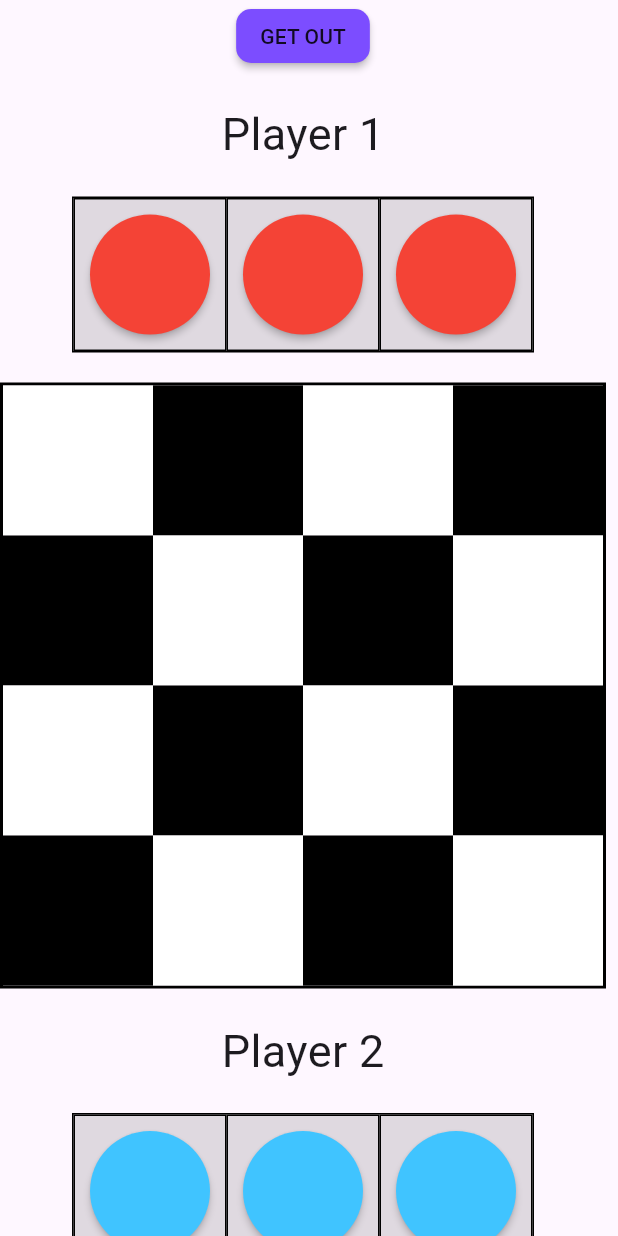
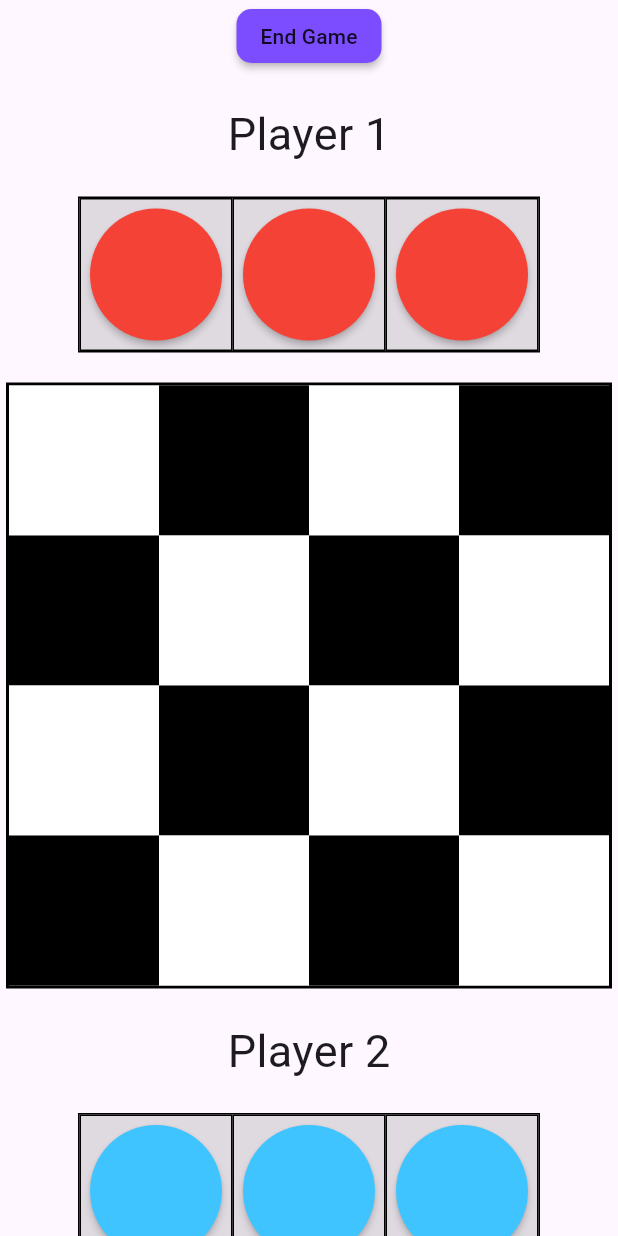
Before and after one commit to george-abdelaziz/Gobblet-Gobblers-ai, a Flutter app: the BoardScreen widget shown alone on an empty page, opened directly, on a phone screen of 412 x 824 dp. Run offline on Flutter 3.47's test engine with Material 3 defaults, Android fonts, the phone set to English and light mode, and no system bars; our stand-ins replace bloc, flutter_bloc, logger.

Commit message:
checkpoint1

```diff
--- a/lib/agents/iterative_deeping.dart
+++ b/lib/agents/iterative_deeping.dart
@@ -9,7 +9,7 @@ import 'package:logger/logger.dart';
 class IteravieDeeping extends Agent {
   final int timeout;
   late Timer temo;
-  IteravieDeeping(super.depth, this.timeout) {}
+  IteravieDeeping(super.depth, this.timeout);
 
   double alphaBeta(Map<String, dynamic> gamestate, bool maximizer, int plr,
       int depth, double alpha, double beta) {
--- a/lib/cubit/states.dart
+++ b/lib/cubit/states.dart
@@ -55,3 +55,5 @@ class AIPlayed extends GameStates {}
 class AI1Played extends GameStates {}
 
 class AI2Played extends GameStates {}
+
+class BattleOfTheAIs extends GameStates {}
--- a/lib/main.dart
+++ b/lib/main.dart
@@ -5,7 +5,7 @@ import 'package:flutter/material.dart';
 import 'screens/home.dart';
 
 void main() {
-  Bloc.observer = MyBlocObserver();
+  // Bloc.observer = MyBlocObserver();
 
   runApp(const MyApp());
 }
--- a/lib/models/adapter.dart
+++ b/lib/models/adapter.dart
@@ -2,7 +2,6 @@ import 'package:ai_project/agents/utils.dart';
 
 class Adapter {
   List<List<List<List<double>>>> b2f(Map<String, dynamic> game, board) {
-    List<List<List<List<double>>>> b=[[],[],[]];
     board[0] = _convInt2Double(game['board']);
     board[1][0] = _convListInt2Double(game['p1']);
     board[2][0] = _convListInt2Double(game['p2']);
--- /dev/null
+++ b/lib/models/board_point.dart
@@ -0,0 +1,50 @@
+import 'package:logger/logger.dart';
+
+class BoardPoint {
+  //qwerty[which board][vertical height of the board][horizontal width of the board][n/height of the stack]=double;
+  //qwerty[x][y][z][n]=double;
+  int x = 0;
+  int y = 0;
+  int z = 0;
+
+  BoardPoint({this.x = 0, this.y = 0, this.z = 0});
+
+  void zero() {
+    x = 0;
+    y = 0;
+    z = 0;
+  }
+
+  void nagOne() {
+    x = -1;
+    y = -1;
+    z = -1;
+  }
+
+  void myPrint() {
+    print('$x,     $y,     $z');
+  }
+
+  double getLastNumber({required List<List<List<List<double>>>> arr}) {
+    try {
+      if (arr[x][y][z].isEmpty) return 0;
+      return arr[x][y][z].last;
+    } catch (e) {
+      var logger = Logger();
+      logger.f(e);
+    }
+    return 0;
+  }
+
+  void popNumber({required List<List<List<List<double>>>> arr}) {
+    if (getLastNumber(arr: arr) == 0) {
+      return;
+    }
+    arr[x][y][z].removeLast();
+  }
+
+  void insertNumber(
+      {required List<List<List<List<double>>>> arr, required double num}) {
+    arr[x][y][z].add(num);
+  }
+}
--- a/lib/models/my_classes.dart
+++ b/lib/models/my_classes.dart
@@ -7,55 +7,3 @@ double abs(double a) {
 enum PlayerType { human, minmax, alpa, iter }
 
 enum Selected { selected, not }
-
-class MyPoint {
-  //qwerty[which board][vertical height of the board][horizontal width of the board][n/height of the stack]=double;
-  //qwerty[x][y][z][n]=double;
-  int x = 0;
-  int y = 0;
-  int z = 0;
-
-  MyPoint({this.x = 0, this.y = 0, this.z = 0});
-
-  void zero() {
-    x = 0;
-    y = 0;
-    z = 0;
-  }
-
-  void nagOne() {
-    x = -1;
-    y = -1;
-    z = -1;
-  }
-
-  void myPrint() {
-    print('$x,     $y,     $z');
-  }
-
-  double getLastNumber({required List<List<List<List<double>>>> arr}) {
-    try {
-      if (arr[x][y][z].isEmpty) return 0;
-      return arr[x][y][z].last;
-    }
-    catch(e){
-      Logger().e(x);
-      Logger().e(y);
-      Logger().e(z);
-      Logger().e(arr);
-    }
-    return 0;
-  }
-
-  void popNumber({required List<List<List<List<double>>>> arr}) {
-    if (getLastNumber(arr: arr) == 0) {
-      return;
-    }
-    arr[x][y][z].removeLast();
-  }
-
-  void insertNumber(
-      {required List<List<List<List<double>>>> arr, required double num}) {
-    arr[x][y][z].add(num);
-  }
-}
--- a/lib/screens/board/board_screen.dart
+++ b/lib/screens/board/board_screen.dart
@@ -1,6 +1,8 @@
 import 'package:ai_project/shared/components.dart';
+import 'package:ai_project/widgets/board.dart';
 import 'package:flutter/material.dart';
 import 'package:flutter_bloc/flutter_bloc.dart';
+
 import '../../cubit/cubit.dart';
 import '../../cubit/states.dart';
 
@@ -13,28 +15,30 @@ class BoardScreen extends StatelessWidget {
       listener: (context, state) {},
       builder: (context, state) {
         final cubit = GameCubit.get(context);
-        //@greybeast
-        return SingleChildScrollView(
+        return Center(
+          child: SingleChildScrollView(
             scrollDirection: Axis.horizontal,
             child: SingleChildScrollView(
               child: Center(
                 child: Column(
-                mainAxisSize: MainAxisSize.min,
+                  // mainAxisSize: MainAxisSize.min,
+                  crossAxisAlignment: CrossAxisAlignment.center,
                   children: [
                     MaterialButton(
                       color: Colors.deepPurpleAccent,
                       shape: RoundedRectangleBorder(
                         borderRadius: BorderRadius.circular(10),
                       ),
-                    child: const Text('GET OUT'),
+                      child: const Text('End Game'),
                       onPressed: () {
                         cubit.restart();
                       },
                     ),
                     player(context, 1),
-                  board(context),
+                    Board(),
                     player(context, 2),
                   ],
+                ),
               ),
             ),
           ),
--- a/lib/screens/home.dart
+++ b/lib/screens/home.dart
@@ -14,12 +14,14 @@ class HomeScreen extends StatelessWidget {
         return GameCubit();
       },
       child: BlocConsumer<GameCubit, GameStates>(
-        listener: (BuildContext context, GameStates state) {},
+        listener: (BuildContext context, GameStates state) {
+          // if (state is Player1Frist) {}
+        },
         builder: (BuildContext context, GameStates state) {
           var cubit = GameCubit.get(context);
           return Scaffold(
             appBar: AppBar(
-              title: const Text('Gobblet'),
+              title: const Text('Gobblet Gobblers'),
             ),
             body: cubit.screens[cubit.screenIndex],
           );
--- a/lib/shared/components.dart
+++ b/lib/shared/components.dart
@@ -1,46 +1,11 @@
 import 'package:ai_project/cubit/cubit.dart';
-import 'package:ai_project/models/my_classes.dart';
+import 'package:ai_project/models/board_point.dart';
+import 'package:ai_project/widgets/piece.dart';
 import 'package:flutter/material.dart';
-
-Widget? piece({
-  required BuildContext context,
-  required MyPoint point,
-}) {
-  GameCubit cubit = GameCubit.get(context);
-  double size = point.getLastNumber(arr: cubit.board);
-  if (size == 0) {
-    return null;
-  }
-  Color color;
-  size = 20 * size;
-  if (size > 0) {
-    color = Colors.red;
-  } else {
-    size = -size;
-    color = Colors.lightBlueAccent;
-  }
-  if (point.x == cubit.from.x &&
-      point.y == cubit.from.y &&
-      point.z == cubit.from.z) {
-    color = Colors.greenAccent;
-  }
-  return Center(
-    child: MaterialButton(
-      height: size,
-      color: color,
-      textColor: Colors.white,
-      shape: const CircleBorder(),
-      onPressed: () {
-        var cubit = GameCubit.get(context);
-        cubit.plays(point: point);
-      },
-    ),
-  );
-}
 
 Widget square({
   required BuildContext context,
-  required MyPoint point,
+  required BoardPoint point,
 }) {
   Color color = Colors.black12;
   if (point.x == 0) {
@@ -60,7 +25,7 @@ Widget square({
         height: 100,
         width: 100,
         color: color,
-        child: piece(context: context, point: point),
+        child: Piece(point: point),
       ),
     ),
   );
@@ -90,17 +55,17 @@ Widget player(BuildContext context, int player) {
                     decoration: BoxDecoration(
                         border: Border.all(width: 1, color: Colors.black)),
                     child: square(
-                        context: context, point: MyPoint(x: player, z: 0))),
+                        context: context, point: BoardPoint(x: player, z: 0))),
                 Container(
                     decoration: BoxDecoration(
                         border: Border.all(width: 1, color: Colors.black)),
                     child: square(
-                        context: context, point: MyPoint(x: player, z: 1))),
+                        context: context, point: BoardPoint(x: player, z: 1))),
                 Container(
                     decoration: BoxDecoration(
                         border: Border.all(width: 1, color: Colors.black)),
                     child: square(
-                        context: context, point: MyPoint(x: player, z: 2))),
+                        context: context, point: BoardPoint(x: player, z: 2))),
               ],
             ),
           ),
@@ -110,7 +75,7 @@ Widget player(BuildContext context, int player) {
   );
 }
 
-Widget board(
+Widget boardp(
   BuildContext context,
 ) {
   return Center(
@@ -127,28 +92,28 @@ Widget board(
               children: [
                 square(
                   context: context,
-                  point: MyPoint(
+                  point: BoardPoint(
                     y: 0,
                     z: 0,
                   ),
                 ),
                 square(
                   context: context,
-                  point: MyPoint(
+                  point: BoardPoint(
                     y: 0,
                     z: 1,
                   ),
                 ),
                 square(
                   context: context,
-                  point: MyPoint(
+                  point: BoardPoint(
                     y: 0,
                     z: 2,
                   ),
                 ),
                 square(
                   context: context,
-                  point: MyPoint(
+                  point: BoardPoint(
                     y: 0,
                     z: 3,
                   ),
@@ -160,28 +125,28 @@ Widget board(
               children: [
                 square(
                   context: context,
-                  point: MyPoint(
+                  point: BoardPoint(
                     y: 1,
                     z: 0,
                   ),
                 ),
                 square(
                   context: context,
-                  point: MyPoint(
+                  point: BoardPoint(
                     y: 1,
                     z: 1,
                   ),
                 ),
                 square(
                   context: context,
-                  point: MyPoint(
+                  point: BoardPoint(
                     y: 1,
                     z: 2,
                   ),
                 ),
                 square(
                   context: context,
-                  point: MyPoint(
+                  point: BoardPoint(
                     y: 1,
                     z: 3,
                   ),
@@ -193,28 +158,28 @@ Widget board(
               children: [
                 square(
                   context: context,
-                  point: MyPoint(
+                  point: BoardPoint(
                     y: 2,
                     z: 0,
                   ),
                 ),
                 square(
                   context: context,
-                  point: MyPoint(
+                  point: BoardPoint(
                     y: 2,
                     z: 1,
                   ),
                 ),
                 square(
                   context: context,
-                  point: MyPoint(
+                  point: BoardPoint(
                     y: 2,
                     z: 2,
                   ),
                 ),
                 square(
                   context: context,
-                  point: MyPoint(
+                  point: BoardPoint(
                     y: 2,
                     z: 3,
                   ),
@@ -226,28 +191,28 @@ Widget board(
               children: [
                 square(
                   context: context,
-                  point: MyPoint(
+                  point: BoardPoint(
                     y: 3,
                     z: 0,
                   ),
                 ),
                 square(
                   context: context,
-                  point: MyPoint(
+                  point: BoardPoint(
                     y: 3,
                     z: 1,
                   ),
                 ),
                 square(
                   context: context,
-                  point: MyPoint(
+                  point: BoardPoint(
                     y: 3,
                     z: 2,
                   ),
                 ),
                 square(
                   context: context,
-                  point: MyPoint(
+                  point: BoardPoint(
                     y: 3,
                     z: 3,
                   ),
--- /dev/null
+++ b/lib/widgets/board.dart
@@ -0,0 +1,37 @@
+import 'package:ai_project/models/board_point.dart';
+import 'package:ai_project/shared/components.dart';
+import 'package:flutter/material.dart';
+
+class Board extends StatelessWidget {
+  const Board({super.key});
+
+  @override
+  Widget build(BuildContext context) {
+    return Center(
+      child: Padding(
+        padding: const EdgeInsets.all(0),
+        child: Container(
+          decoration:
+              BoxDecoration(border: Border.all(width: 2, color: Colors.black)),
+          child: Column(
+            mainAxisSize: MainAxisSize.min,
+            children: [
+              ...() {
+                var r = <Widget>[];
+                for (var i = 0; i < 4; i++) {
+                  var c = <Widget>[];
+                  for (var j = 0; j < 4; j++) {
+                    c.add(square(
+                        context: context, point: BoardPoint(y: i, z: j)));
+                  }
+                  r.add(Row(children: c));
+                }
+                return r;
+              }(),
+            ],
+          ),
+        ),
+      ),
+    );
+  }
+}
--- /dev/null
+++ b/lib/widgets/piece.dart
@@ -0,0 +1,39 @@
+import 'package:ai_project/cubit/cubit.dart';
+import 'package:ai_project/models/board_point.dart';
+import 'package:flutter/material.dart';
+
+class Piece extends StatelessWidget {
+  final BoardPoint point;
+
+  const Piece({super.key, required this.point});
+
+  @override
+  Widget build(BuildContext context) {
+    GameCubit cubit = GameCubit.get(context);
+    double size = point.getLastNumber(arr: cubit.board);
+    if (size == 0) {
+      return const SizedBox();
+    }
+    Color color;
+    size = 20 * size;
+
+    color = size > 0 ? Colors.red : Colors.lightBlueAccent;
+    size = size.abs();
+    if (point.x == cubit.from.x &&
+        point.y == cubit.from.y &&
+        point.z == cubit.from.z) {
+      color = Colors.greenAccent;
+    }
+    return Center(
+      child: MaterialButton(
+        height: size + 20,
+        color: color,
+        shape: const CircleBorder(),
+        onPressed: () {
+          var cubit = GameCubit.get(context);
+          cubit.plays(point: point);
+        },
+      ),
+    );
+  }
+}
```
Also changed, not shown: lib/agents/utils.dart (+17 -90 lines), lib/cubit/cubit.dart (+93 -109 lines), lib/shared/bloc_observer.dart (+23 -23 lines), 1 other file. Lines whose indentation alone changed are shown as unchanged.
